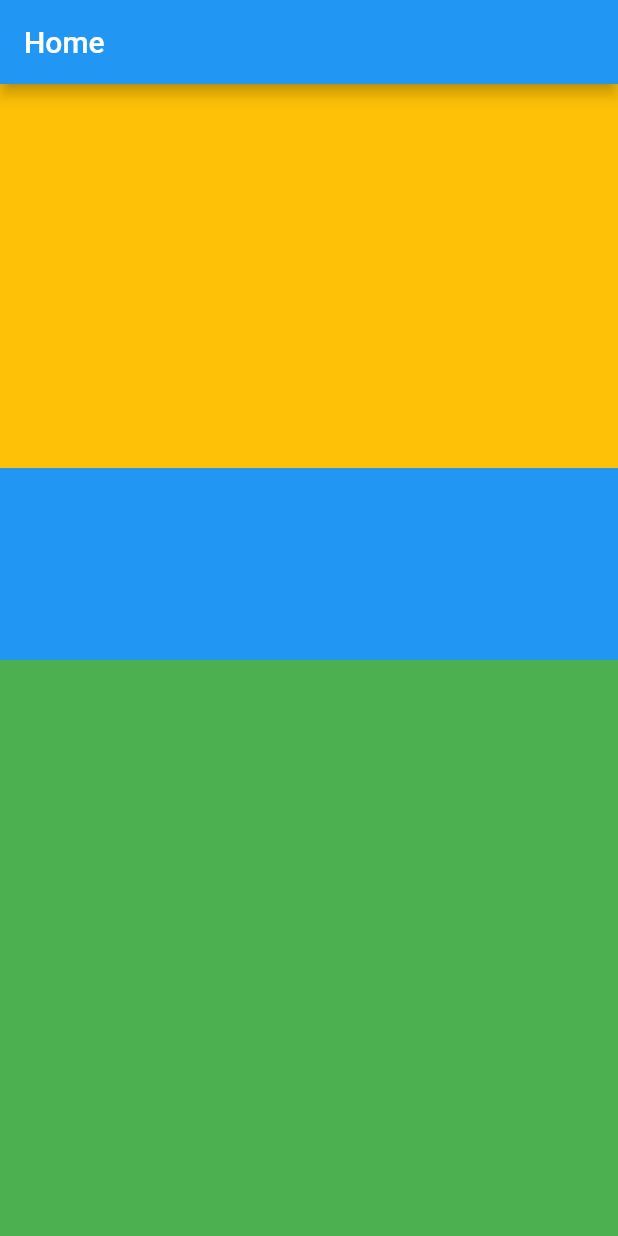
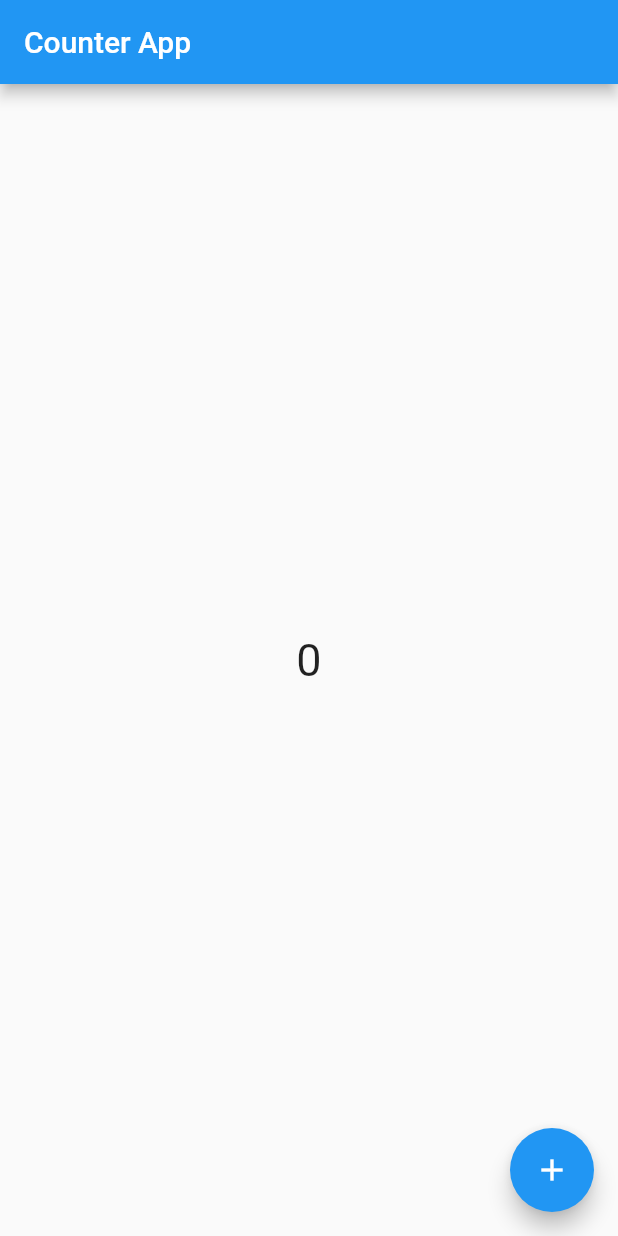
Before and after one commit to pranto372/module_07_flutter_03, a Flutter app: the screen it shows after launch, on a phone screen of 412 x 824 dp. Run offline on Flutter 3.47's test engine with Material 2 defaults, Android fonts, the phone set to English and light mode, and no system bars.

Commit message:
StateFul Counter App

```diff
--- a/lib/main.dart
+++ b/lib/main.dart
@@ -1,47 +1,51 @@
+import 'package:flutter/cupertino.dart';
 import 'package:flutter/material.dart';
 
-void main() {
-  runApp(const MyApp());
+void main(){
+  runApp(MyApp());
 }
 
-class MyApp extends StatelessWidget {
+class MyApp extends StatelessWidget{
   const MyApp({super.key});
 
   @override
   Widget build(BuildContext context) {
-    return const MaterialApp(
-      home: MyHomePage(),
-    );
+   return const MaterialApp(
+     title: "Counter App",
+     home: MyHomePage(),
+   );
   }
 }
-class MyHomePage extends StatelessWidget{
+
+class MyHomePage extends StatefulWidget{
   const MyHomePage({super.key});
+
+  @override
+  State<StatefulWidget> createState() {
+    return MyHomePageUI();
+  }
+}
+
+class MyHomePageUI extends State<MyHomePage>{
+
+  int CountNumber = 0;
 
   @override
   Widget build(BuildContext context) {
     return Scaffold(
       appBar: AppBar(
-        title: const Text("Home"),
+        title: Text("Counter App"),
       ),
-      body: Column(
-        mainAxisAlignment: MainAxisAlignment.start,
-        children: [
-          Flexible(
-              fit: FlexFit.tight,
-              flex: 2,
-              child: Container(color: Colors.amber,)
-          ),
-          Flexible(
-              fit: FlexFit.tight,
-              flex: 1,
-              child: Container(color: Colors.blue,)
-          ),
-          Flexible(
-              fit: FlexFit.tight,
-              flex: 3,
-              child: Container(color: Colors.green,)
-          ),
-        ],
+      body: Center(
+        child: Text(CountNumber.toString(), style: TextStyle(fontSize: 30),),
+      ),
+      floatingActionButton: FloatingActionButton(
+        child: Icon(Icons.add),
+        onPressed: (){
+          setState(() {
+            CountNumber = CountNumber + 1;
+          });
+        },
       ),
     );
   }
```
